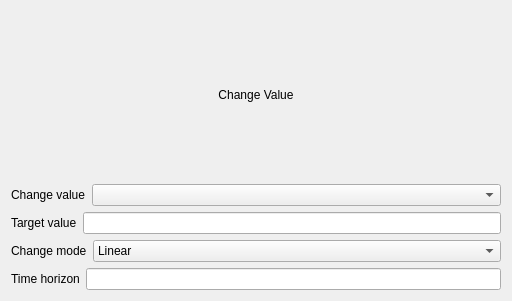
SuperSpaceEye/LifeEngineExtended, file Source/UiFiles/ChangeValueEventNodeWidget.ui: the form before one commit.
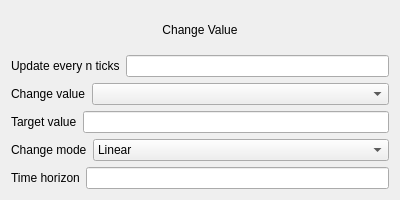
The form after the commit.

Commit message: More progress on world events, moved info logic.

Patch:
```diff
--- a/Source/UiFiles/ChangeValueEventNodeWidget.ui
+++ b/Source/UiFiles/ChangeValueEventNodeWidget.ui
@@ -6,8 +6,8 @@
    <rect>
     <x>0</x>
     <y>0</y>
-    <width>512</width>
-    <height>301</height>
+    <width>400</width>
+    <height>200</height>
    </rect>
   </property>
   <property name="windowTitle">
@@ -24,6 +24,20 @@
      </property>
     </widget>
    </item>
+   <item>
+    <layout class="QHBoxLayout" name="horizontalLayout_4">
+     <item>
+      <widget class="QLabel" name="label_6">
+       <property name="text">
+        <string>Update every n ticks</string>
+       </property>
+      </widget>
+     </item>
+     <item>
+      <widget class="QLineEdit" name="le_update_every_n_ticks"/>
+     </item>
+    </layout>
+   </item>
    <item>
     <layout class="QHBoxLayout" name="horizontalLayout_2">
      <item>
```
Left out of the diff: 17 changed lines with no effect on the pictures. The commit also changes 22 other files.
